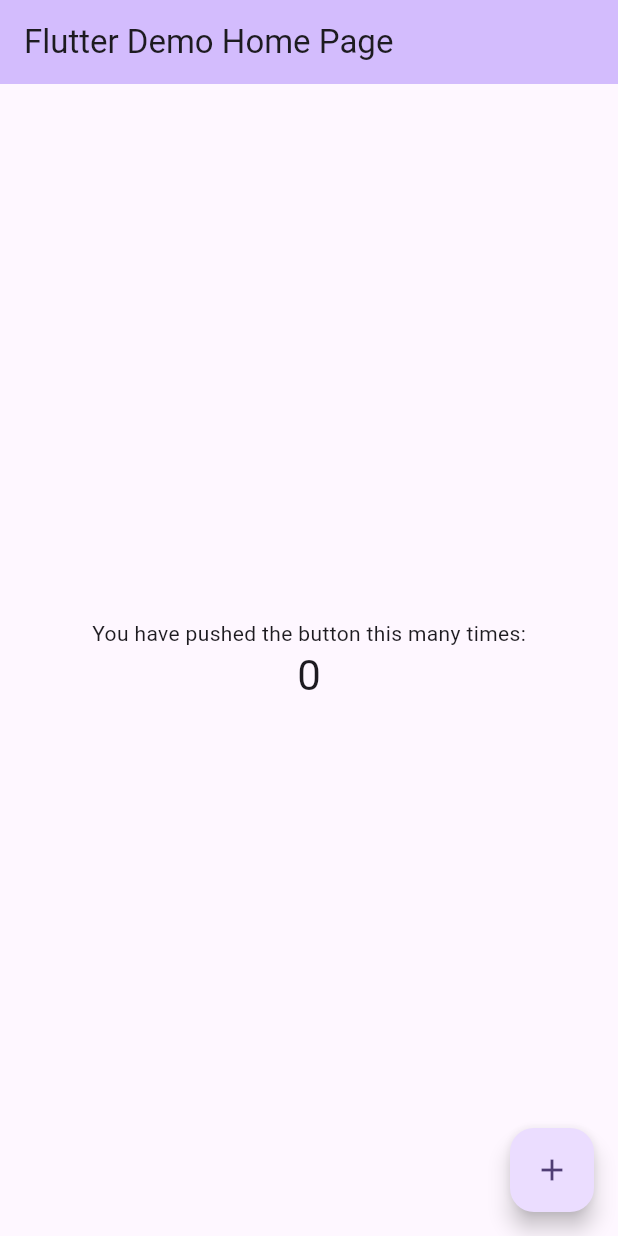
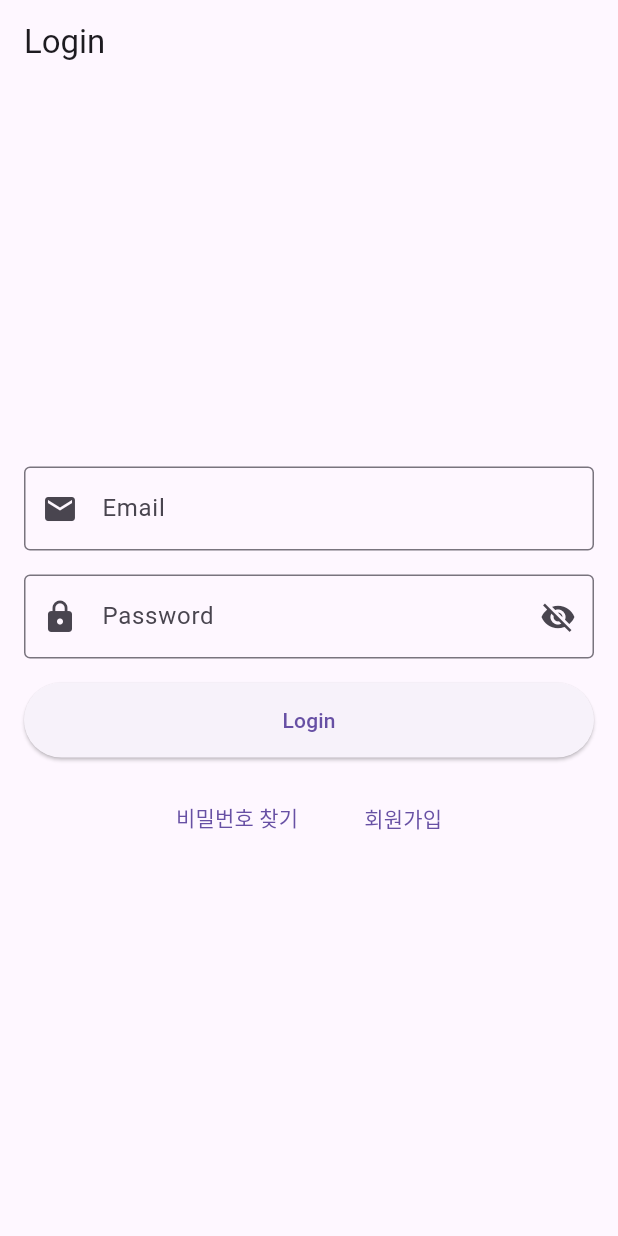
Before and after one commit to DE32-final-team3/tunetalk, a Flutter app: the screen it shows after launch, on a phone screen of 412 x 824 dp. Run offline on Flutter 3.47's test engine with Material 3 defaults, Android fonts, the light colour scheme and no system bars.

Commit message:
add Login page

```diff
--- /dev/null
+++ b/lib/login_page.dart
@@ -0,0 +1,129 @@
+import 'package:flutter/material.dart';
+
+class LoginPage extends StatefulWidget {
+  const LoginPage({super.key});
+
+  @override
+  _LoginPageState createState() => _LoginPageState();
+}
+
+class _LoginPageState extends State<LoginPage> {
+  final _formKey = GlobalKey<FormState>(); // GlobalKey for form validation
+  final _emailController = TextEditingController();
+  final _passwordController = TextEditingController();
+  bool _passwordVisible = false; // 비밀번호 가시성 상태 관리
+
+  // 이메일 유효성 검사
+  String? _validateEmail(String? value) {
+    if (value == null || value.isEmpty) {
+      return '이메일을 입력해주세요';
+    }
+    String pattern = r'^[a-zA-Z0-9._%+-]+@[a-zA-Z0-9.-]+\.[a-zA-Z]{2,}$';
+    RegExp regex = RegExp(pattern);
+    if (!regex.hasMatch(value)) {
+      return '유효한 이메일 주소를 입력해주세요';
+    }
+    return null;
+  }
+
+  String? _validatePassword(String? value) {
+    if (value == null || value.isEmpty) {
+      return '비밀번호를 입력해주세요';
+    }
+
+    if (value.length < 6) {
+      return '6자리 이상 입력해주세요';
+    }
+    return null;
+  }
+
+  void _login() {
+    if (_formKey.currentState?.validate() ?? false) {
+      final email = _emailController.text;
+      final password = _passwordController.text;
+
+      if (email.isEmpty || password.isEmpty) {
+        ScaffoldMessenger.of(context).showSnackBar(
+          const SnackBar(content: Text('이메일과 비밀번호를 입력해주세요.')),
+        );
+      } else {}
+    }
+  }
+
+  @override
+  Widget build(BuildContext context) {
+    return Scaffold(
+      appBar: AppBar(
+        title: const Text('Login'),
+      ),
+      body: Padding(
+        padding: const EdgeInsets.all(16.0),
+        child: Form(
+          key: _formKey, // Connect the form with the key
+          child: Column(
+            mainAxisAlignment: MainAxisAlignment.center,
+            children: <Widget>[
+              TextFormField(
+                controller: _emailController,
+                decoration: const InputDecoration(
+                  labelText: 'Email',
+                  border: OutlineInputBorder(),
+                  prefixIcon: Icon(Icons.email),
+                ),
+                keyboardType: TextInputType.emailAddress,
+                validator: _validateEmail, // Add the validator for email
+              ),
+              const SizedBox(height: 16.0),
+              TextFormField(
+                controller: _passwordController,
+                obscureText: !_passwordVisible, // 비밀번호 숨김/표시 토글
+                decoration: InputDecoration(
+                  labelText: 'Password',
+                  border: const OutlineInputBorder(),
+                  prefixIcon: const Icon(Icons.lock),
+                  suffixIcon: IconButton(
+                    icon: Icon(
+                      _passwordVisible
+                          ? Icons.visibility
+                          : Icons.visibility_off,
+                    ),
+                    onPressed: () {
+                      setState(() {
+                        _passwordVisible = !_passwordVisible; // 비밀번호 가시성 토글
+                      });
+                    },
+                  ),
+                ),
+                validator: _validatePassword,
+              ),
+              const SizedBox(height: 16.0),
+              // 로그인 버튼
+              ElevatedButton(
+                onPressed: _login,
+                style: ElevatedButton.styleFrom(
+                  minimumSize: const Size(double.infinity, 50), // 버튼의 크기 설정
+                ),
+                child: const Text('Login'),
+              ),
+              const SizedBox(height: 16.0),
+              Row(
+                mainAxisAlignment: MainAxisAlignment.center,
+                children: <Widget>[
+                  TextButton(
+                    onPressed: () {},
+                    child: const Text("비밀번호 찾기"),
+                  ),
+                  const SizedBox(width: 20),
+                  TextButton(
+                    onPressed: () {},
+                    child: const Text("회원가입"),
+                  ),
+                ],
+              )
+            ],
+          ),
+        ),
+      ),
+    );
+  }
+}
--- a/lib/main.dart
+++ b/lib/main.dart
@@ -1,4 +1,5 @@
 import 'package:flutter/material.dart';
+import 'login_page.dart';
 
 void main() {
   runApp(const MyApp());
@@ -11,115 +12,49 @@
   @override
   Widget build(BuildContext context) {
     return MaterialApp(
-      title: 'Flutter Demo',
+      debugShowCheckedModeBanner: false,
       theme: ThemeData(
-        // This is the theme of your application.
-        //
-        // TRY THIS: Try running your application with "flutter run". You'll see
-        // the application has a purple toolbar. Then, without quitting the app,
-        // try changing the seedColor in the colorScheme below to Colors.green
-        // and then invoke "hot reload" (save your changes or press the "hot
-        // reload" button in a Flutter-supported IDE, or press "r" if you used
-        // the command line to start the app).
-        //
-        // Notice that the counter didn't reset back to zero; the application
-        // state is not lost during the reload. To reset the state, use hot
-        // restart instead.
-        //
-        // This works for code too, not just values: Most code changes can be
-        // tested with just a hot reload.
-        colorScheme: ColorScheme.fromSeed(seedColor: Colors.deepPurple),
-        useMaterial3: true,
+        primarySwatch: Colors.blue,
       ),
-      home: const MyHomePage(title: 'Flutter Demo Home Page'),
+      home: const SplashScreen(),
     );
   }
 }
 
-class MyHomePage extends StatefulWidget {
-  const MyHomePage({super.key, required this.title});
-
-  // This widget is the home page of your application. It is stateful, meaning
-  // that it has a State object (defined below) that contains fields that affect
-  // how it looks.
-
-  // This class is the configuration for the state. It holds the values (in this
-  // case the title) provided by the parent (in this case the App widget) and
-  // used by the build method of the State. Fields in a Widget subclass are
-  // always marked "final".
-
-  final String title;
+class SplashScreen extends StatefulWidget {
+  const SplashScreen({super.key});
 
   @override
-  State<MyHomePage> createState() => _MyHomePageState();
+  _SplashScreenState createState() => _SplashScreenState();
 }
 
-class _MyHomePageState extends State<MyHomePage> {
-  int _counter = 0;
+class _SplashScreenState extends State<SplashScreen> {
+  @override
+  void initState() {
+    super.initState();
 
-  void _incrementCounter() {
-    setState(() {
-      // This call to setState tells the Flutter framework that something has
-      // changed in this State, which causes it to rerun the build method below
-      // so that the display can reflect the updated values. If we changed
-      // _counter without calling setState(), then the build method would not be
-      // called again, and so nothing would appear to happen.
-      _counter++;
+    Future.delayed(const Duration(seconds: 2), () {
+      Navigator.pushReplacement(
+        context,
+        MaterialPageRoute(builder: (context) => const LoginPage()),
+      );
     });
   }
 
   @override
   Widget build(BuildContext context) {
-    // This method is rerun every time setState is called, for instance as done
-    // by the _incrementCounter method above.
-    //
-    // The Flutter framework has been optimized to make rerunning build methods
-    // fast, so that you can just rebuild anything that needs updating rather
-    // than having to individually change instances of widgets.
-    return Scaffold(
-      appBar: AppBar(
-        // TRY THIS: Try changing the color here to a specific color (to
-        // Colors.amber, perhaps?) and trigger a hot reload to see the AppBar
-        // change color while the other colors stay the same.
-        backgroundColor: Theme.of(context).colorScheme.inversePrimary,
-        // Here we take the value from the MyHomePage object that was created by
-        // the App.build method, and use it to set our appbar title.
-        title: Text(widget.title),
-      ),
+    return const Scaffold(
+      backgroundColor: Colors.blueAccent,
       body: Center(
-        // Center is a layout widget. It takes a single child and positions it
-        // in the middle of the parent.
-        child: Column(
-          // Column is also a layout widget. It takes a list of children and
-          // arranges them vertically. By default, it sizes itself to fit its
-          // children horizontally, and tries to be as tall as its parent.
-          //
-          // Column has various properties to control how it sizes itself and
-          // how it positions its children. Here we use mainAxisAlignment to
-          // center the children vertically; the main axis here is the vertical
-          // axis because Columns are vertical (the cross axis would be
-          // horizontal).
-          //
-          // TRY THIS: Invoke "debug painting" (choose the "Toggle Debug Paint"
-          // action in the IDE, or press "p" in the console), to see the
-          // wireframe for each widget.
-          mainAxisAlignment: MainAxisAlignment.center,
-          children: <Widget>[
-            const Text(
-              'You have pushed the button this many times:',
-            ),
-            Text(
-              '$_counter',
-              style: Theme.of(context).textTheme.headlineMedium,
-            ),
-          ],
+        child: Text(
+          'Tune Talk',
+          style: TextStyle(
+            fontSize: 48,
+            fontWeight: FontWeight.bold,
+            color: Colors.white,
+          ),
         ),
       ),
-      floatingActionButton: FloatingActionButton(
-        onPressed: _incrementCounter,
-        tooltip: 'Increment',
-        child: const Icon(Icons.add),
-      ), // This trailing comma makes auto-formatting nicer for build methods.
     );
   }
 }
```
